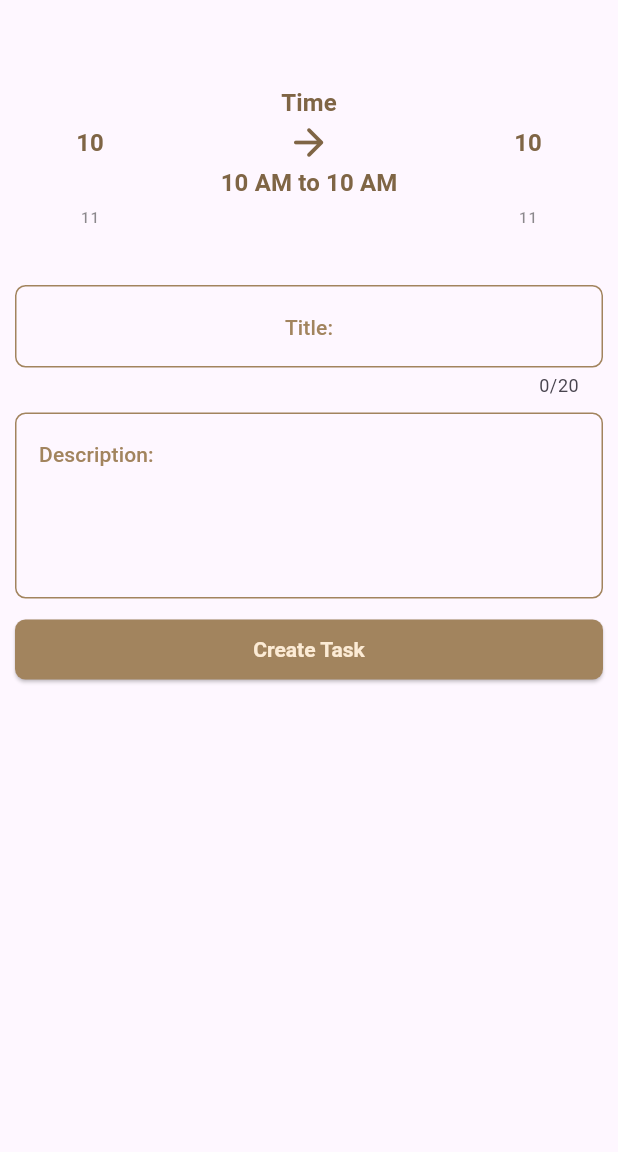
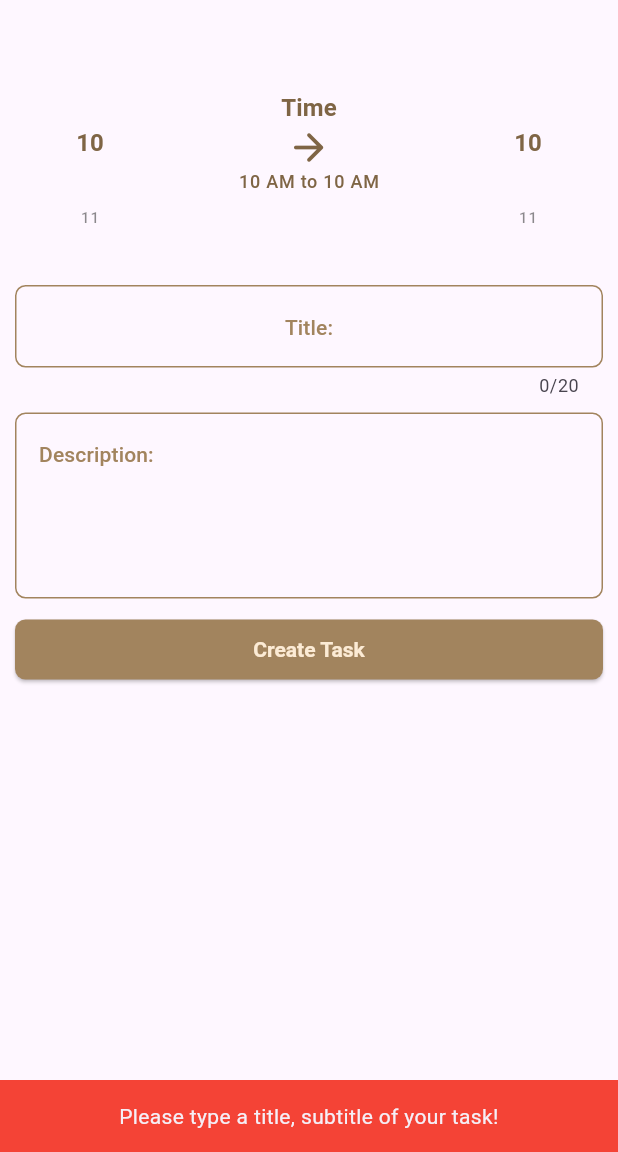
Before and after one commit to m-mhe/scheduler, a Flutter app: the CreateTaskScreen screen opened directly, after a tap on "Create Task", on a phone screen of 412 x 824 dp, the part 84-1236 px from its top. Run offline on Flutter 3.47's test engine with Material 3 defaults, Android fonts, the phone set to English and light mode, and no system bars; drawn by our look-alikes of numberpicker; our stand-ins replace fl_chart, get, sqflite; accounts and stored records are empty.

Commit message:
task screen functionality added

```diff
--- /dev/null
+++ b/lib/data/entity.dart
@@ -0,0 +1,33 @@
+class Entity {
+  Entity(
+      {required this.title,
+      required this.subTitle,
+      required this.taskState,
+      required this.fromTime,
+      required this.toTime,
+      required this.date,
+      required this.month,
+      required this.year});
+
+  final String title;
+  final String subTitle;
+  final String taskState;
+  final int fromTime;
+  final int toTime;
+  final int date;
+  final int month;
+  final int year;
+
+  Map<String, dynamic> toMap() {
+    return {
+      'title': title,
+      'subtitle': subTitle,
+      'taskState': taskState,
+      'fromTime': fromTime,
+      'toTime': toTime,
+      'date' : date,
+      'month': month,
+      'year': year,
+    };
+  }
+}
--- a/lib/ui/screens/create_task_screen.dart
+++ b/lib/ui/screens/create_task_screen.dart
@@ -1,7 +1,11 @@
 import 'package:flutter/material.dart';
 import 'package:numberpicker/numberpicker.dart';
+import 'package:scheduler/data/entity.dart';
+import 'package:scheduler/database_setup.dart';
 import 'package:scheduler/ui/widgets/common_app_bar.dart';
+import 'package:scheduler/ui/widgets/common_bottom_nav_bar.dart';
 import '../utils/theme_colors.dart';
+import 'package:get/get.dart';
 
 class CreateTaskScreen extends StatefulWidget {
   const CreateTaskScreen({super.key});
@@ -11,7 +15,9 @@ class CreateTaskScreen extends StatefulWidget {
 }
 
 class _CreateTaskScreenState extends State<CreateTaskScreen> {
-  final DateTime _currentDate = DateTime.now();
+  final TextEditingController _titleTEC = TextEditingController();
+  final TextEditingController _subTitleTEC = TextEditingController();
+  final DateTime _currentTime = DateTime.now();
   late int _fromTime;
   late int _toTime;
   late String _fromTime12;
@@ -20,7 +26,11 @@ class _CreateTaskScreenState extends State<CreateTaskScreen> {
 
   void _aMPMClock() {
     if (_fromTime < 12) {
-      _fromTime12 = '$_fromTime AM';
+      if (_fromTime == 0) {
+        _fromTime12 = '12 AM';
+      } else {
+        _fromTime12 = '$_fromTime AM';
+      }
     } else {
       if (_fromTime == 12) {
         _fromTime12 = '$_fromTime PM';
@@ -29,7 +39,11 @@ class _CreateTaskScreenState extends State<CreateTaskScreen> {
       }
     }
     if (_toTime < 12) {
-      _toTime12 = '$_toTime AM';
+      if (_toTime == 0) {
+        _toTime12 = '12 AM';
+      } else {
+        _toTime12 = '$_toTime AM';
+      }
     } else {
       if (_toTime == 12) {
         _toTime12 = '$_toTime PM';
@@ -41,8 +55,8 @@ class _CreateTaskScreenState extends State<CreateTaskScreen> {
 
   @override
   void initState() {
-    _fromTime = _currentDate.hour;
-    _toTime = _currentDate.hour;
+    _fromTime = _currentTime.hour;
+    _toTime = _currentTime.hour;
     _toTimeMin = _toTime;
     _aMPMClock();
     super.initState();
@@ -69,7 +83,7 @@ class _CreateTaskScreenState extends State<CreateTaskScreen> {
                         .textTheme
                         .labelLarge!
                         .copyWith(color: ThemeColors.titleColor),
-                    minValue: _currentDate.hour,
+                    minValue: _currentTime.hour,
                     maxValue: 24,
                     value: _fromTime,
                     onChanged: (i) {
@@ -98,7 +112,7 @@ class _CreateTaskScreenState extends State<CreateTaskScreen> {
                         '$_fromTime12 to $_toTime12',
                         style: Theme.of(context)
                             .textTheme
-                            .labelLarge!
+                            .labelMedium!
                             .copyWith(color: ThemeColors.titleColor),
                       )
                     ],
@@ -126,6 +140,7 @@ class _CreateTaskScreenState extends State<CreateTaskScreen> {
                 height: 20,
               ),
               TextField(
+                controller: _titleTEC,
                 maxLength: 20,
                 textAlign: TextAlign.center,
                 style: Theme.of(context)
@@ -138,6 +153,7 @@ class _CreateTaskScreenState extends State<CreateTaskScreen> {
                 height: 10,
               ),
               TextField(
+                controller: _subTitleTEC,
                 maxLines: 4,
                 style: Theme.of(context)
                     .textTheme
@@ -149,9 +165,36 @@ class _CreateTaskScreenState extends State<CreateTaskScreen> {
                 height: 10,
               ),
               ElevatedButton(
-                onPressed: () {},
+                onPressed: () async {
+                  if (_titleTEC.text.trim().isNotEmpty &&
+                      _subTitleTEC.text.trim().isNotEmpty) {
+                    Entity dataEntity = Entity(
+                        title: _titleTEC.text,
+                        subTitle: _subTitleTEC.text,
+                        fromTime: _fromTime,
+                        toTime: _toTime,
+                        month: _currentTime.month,
+                        year: _currentTime.year,
+                        taskState: 'Due',
+                        date: _currentTime.day);
+                    ScaffoldMessenger.of(context).showSnackBar(
+                      _bottomPopUpMessage(
+                          text: 'Task is successfully created!',
+                          color: Colors.green),
+                    );
+                    await DatabaseSetup.saveTask(dataEntity);
+                    Get.offAll(CommonBottomNavBar());
+                  } else {
+                    ScaffoldMessenger.of(context).showSnackBar(
+                      _bottomPopUpMessage(
+                          text: 'Please type a title, subtitle of your task!',
+                          color: Colors.red),
+                    );
+                  }
+                },
                 style: ElevatedButton.styleFrom(
-                    fixedSize: const Size.fromWidth(double.maxFinite)),
+                  fixedSize: const Size.fromWidth(double.maxFinite),
+                ),
                 child: const Text('Create Task'),
               )
             ],
@@ -160,4 +203,21 @@ class _CreateTaskScreenState extends State<CreateTaskScreen> {
       ),
     );
   }
+
+  SnackBar _bottomPopUpMessage({required String text, required Color color}) {
+    return SnackBar(
+      content: Text(
+        text,
+        textAlign: TextAlign.center,
+      ),
+      backgroundColor: color,
+    );
+  }
+
+  @override
+  void dispose() {
+    _titleTEC.dispose();
+    _subTitleTEC.dispose();
+    super.dispose();
+  }
 }
--- a/pubspec.yaml
+++ b/pubspec.yaml
@@ -38,6 +38,8 @@ dependencies:
   fl_chart: ^0.69.0
   get: ^4.6.6
   numberpicker: ^2.1.2
+  sqflite: ^2.3.3+2
+  path: ^1.9.0
 
 dev_dependencies:
   flutter_test:
```
Also changed, not shown: lib/database_setup.dart (added, +46 -0 lines), lib/main.dart (+9 -1 lines), lib/ui/screens/home_screen.dart (+68 -20 lines), lib/ui/screens/previous_tasks_screen.dart (+5 -3 lines), lib/ui/screens/task_screen.dart (+18 -5 lines), pubspec.lock, 1 other file.
